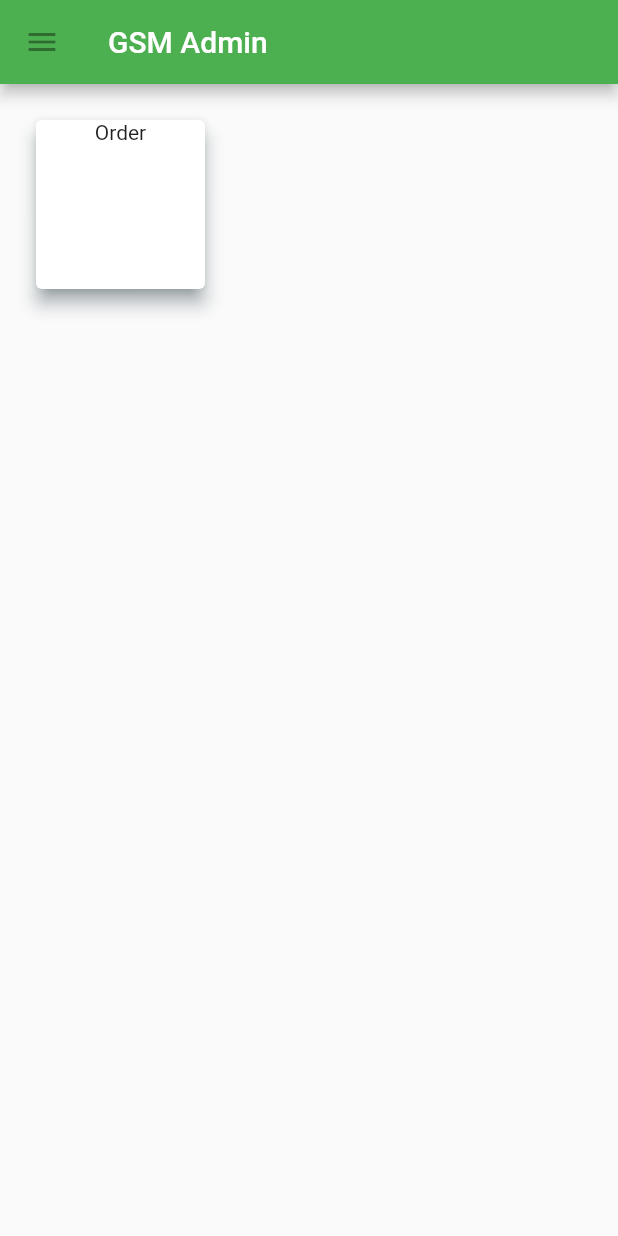
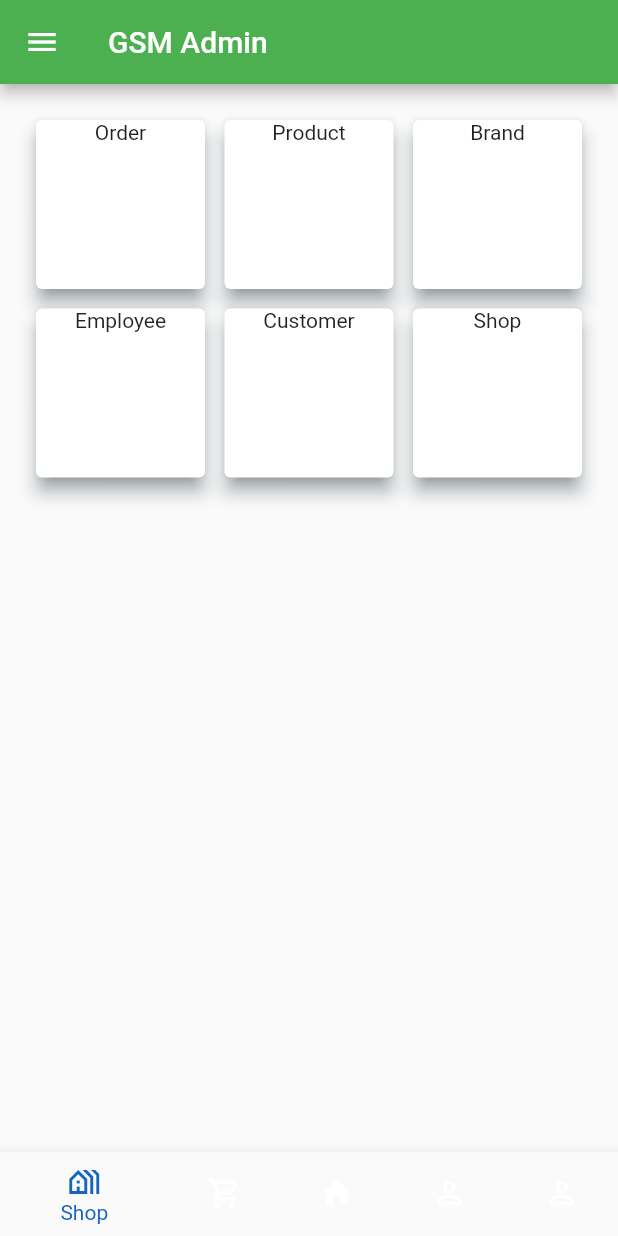
Before and after one commit to Grocery-Store-Management/GSMS.MobileApp.SWD, a Flutter app: the screen it shows after launch, on a phone screen of 412 x 824 dp. Run offline on Flutter 3.47's test engine with Material 2 defaults, Android fonts, the phone set to English and light mode, and no system bars; our stand-ins replace equatable.

Commit message:
Update home.dart

```diff
--- a/lib/screens/home_screen/home.dart
+++ b/lib/screens/home_screen/home.dart
@@ -11,12 +11,20 @@ class HomeScreen extends StatefulWidget {
 }
 
 class _HomeScreenState extends State<HomeScreen> {
+  int _selectedIndex = 0;
+
+  void _onItemTapped(int index) {
+    setState(() {
+      _selectedIndex = index;
+    });
+  }
+
   @override
   Widget build(BuildContext context) {
     return Scaffold(
       appBar: AppBar(
         leading: const IconButton(
-          icon: Icon(Icons.menu),
+          icon: Icon(Icons.menu, color: Colors.white),
           onPressed: null,
         ),
         title: const Text('GSM Admin'),
@@ -36,10 +44,57 @@ class _HomeScreenState extends State<HomeScreen> {
                 cardName: 'Order',
                 routeName: '/order_list',
               ),
+              MenuCard(
+                cardName: 'Product',
+                routeName: '/',
+              ),
+              MenuCard(
+                cardName: 'Brand',
+                routeName: '/',
+              ),
+              MenuCard(
+                cardName: 'Employee',
+                routeName: '/',
+              ),
+              MenuCard(
+                cardName: 'Customer',
+                routeName: '/',
+              ),
+              MenuCard(
+                cardName: 'Shop',
+                routeName: '/',
+              ),
             ],
           ),
         ],
       ),
+      bottomNavigationBar: BottomNavigationBar(
+        items: const <BottomNavigationBarItem>[
+          BottomNavigationBarItem(
+            icon: Icon(Icons.holiday_village_outlined),
+            label: 'Shop',
+          ),
+          BottomNavigationBarItem(
+            icon: Icon(Icons.shopping_cart_outlined),
+            label: 'Order',
+          ),
+          BottomNavigationBarItem(
+            icon: Icon(Icons.home),
+            label: 'Home',
+          ),
+          BottomNavigationBarItem(
+            icon: Icon(Icons.person_outline),
+            label: 'Account',
+          ),
+          BottomNavigationBarItem(
+            icon: Icon(Icons.person_outline),
+            label: 'Account',
+          ),
+        ],
+        currentIndex: _selectedIndex,
+        selectedItemColor: Colors.blue[800],
+        onTap: _onItemTapped,
+      ),
     );
   }
 }
```
